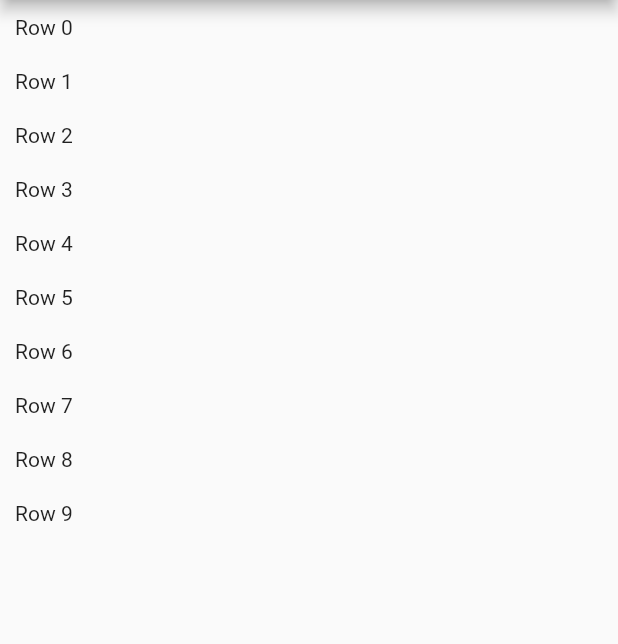
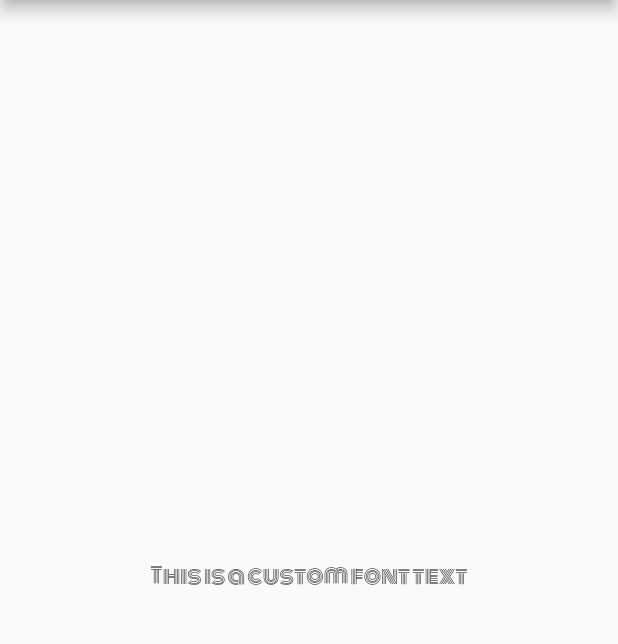
Before and after one commit to kwmt/Flutter-for-Android-devs, a Flutter app: the screen it shows after launch, on a phone screen of 412 x 824 dp, the part 84-728 px from its top. Run offline on Flutter 3.47's test engine with Material 2 defaults, Android fonts, the phone set to English and light mode, and no system bars.

Commit message:
custom font

```diff
--- a/lib/main.dart
+++ b/lib/main.dart
@@ -16,43 +16,17 @@ class SampleApp extends StatefulWidget {
 }
 
 class SampleAppState extends State<SampleApp> {
-  List<Widget> widgets = [];
-
-  @override
-  void initState() {
-    super.initState();
-
-    for (int i = 0; i < 10; i++) {
-      widgets.add(_getRow(i));
-    }
-  }
-
   @override
   Widget build(BuildContext context) {
     return Scaffold(
       appBar: AppBar(
         title: Text("Sample App"),
       ),
-      body: ListView.builder(
-          itemCount: widgets.length,
-          itemBuilder: (BuildContext context, int position) {
-            return _getRow(position);
-          }),
-    );
-  }
-
-  Widget _getRow(int i) {
-    return GestureDetector(
-      child: Padding(
-        padding: EdgeInsets.all(10.0),
-        child: Text("Row $i"),
-      ),
-      onTap: () {
-        print("Row Tapped $i");
-        setState(() {
-          widgets.add(_getRow(widgets.length));
-        });
-      },
+      body: Center(
+          child: Text(
+        'This is a custom font text',
+        style: TextStyle(fontFamily: 'MyCustomFont'),
+      )),
     );
   }
 }
```
Also changed, not shown: pubspec.yaml (+5 -4 lines), fonts/Monoton-Regular.ttf (added).
